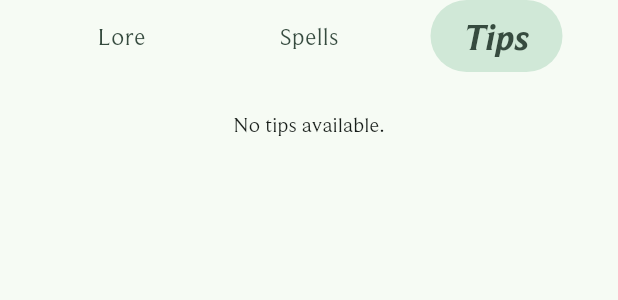
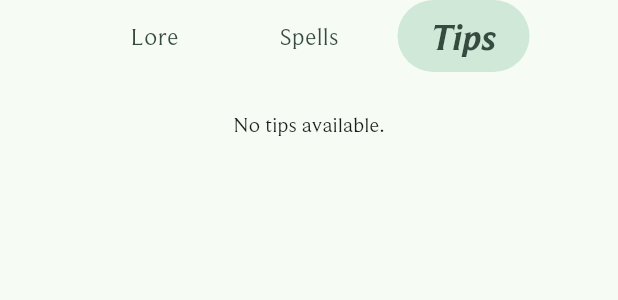
Before and after one commit to Ezan777/league_of_legends_library, a Flutter app: the CategorySelector widget shown alone on an empty page, opened directly with empty values, after a tap on "Spells", after a tap on "Tips", on a phone screen of 412 x 824 dp. Shown: the top 300 px of the screen. Run offline on Flutter 3.47's test engine with Material 3 defaults, Android fonts, the phone set to English and light mode, and no system bars; drawn by our look-alikes of dynamic_color; our stand-ins replace cached_network_image, equatable, flutter_bloc, shared_preferences; accounts and stored records are empty; generated files the repository leaves out were written again; network calls fail.

Commit message:
Info category buttons are now in a wrap widget

```diff
--- a/lib/view/champion_page/category_selector.dart
+++ b/lib/view/champion_page/category_selector.dart
@@ -27,10 +27,13 @@ class _CategorySelectorState extends State<CategorySelector> {
 
     return Column(
       children: [
-        Row(
-          mainAxisAlignment: MainAxisAlignment.spaceEvenly,
-          children: _buildCategoriesButton(),
-        ),
+        Wrap(
+            spacing: 15,
+            runSpacing: 5,
+            direction: Axis.horizontal,
+            alignment: WrapAlignment.spaceEvenly,
+            children: _buildCategoriesButton(),
+          ),
         _buildInfoView(),
       ],
     );
```
